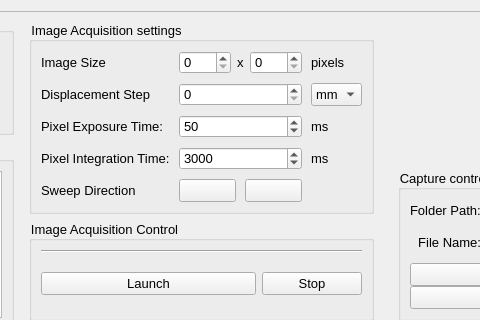
This is gui/views/microRamanViewUi.ui in PyMarc2/OceanOpticsSpectroViewer as Qt 5 draws it before an edit; both pictures show x 319 to 799 and y 0 to 320 of the 1003 by 748 pixel window. The edited form follows.
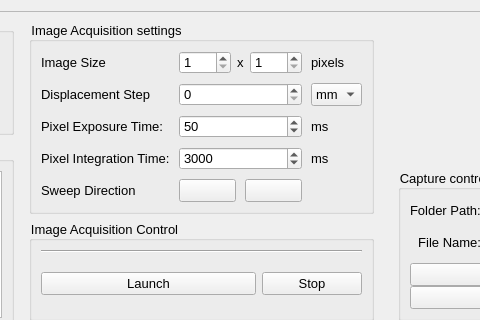
This is the edited form. Custom widgets are drawn as their Qt base class.

Commit message:
create_plot and update_plot are working well!!
If you want to test just go at update plot function and enable the code in message and put a 3x3 pixels image. If you want the graph rest after stop just delete the code under "sampling already stop"

```diff
--- a/gui/views/microRamanViewUi.ui
+++ b/gui/views/microRamanViewUi.ui
@@ -405,9 +405,15 @@
                  </property>
                  <item>
                   <widget class="QSpinBox" name="sb_height">
+                   <property name="minimum">
+                    <number>1</number>
+                   </property>
                    <property name="maximum">
                     <number>999</number>
                    </property>
+                   <property name="value">
+                    <number>1</number>
+                   </property>
                   </widget>
                  </item>
                  <item>
@@ -425,9 +431,15 @@
                  </item>
                  <item>
                   <widget class="QSpinBox" name="sb_width">
+                   <property name="minimum">
+                    <number>1</number>
+                   </property>
                    <property name="maximum">
                     <number>999</number>
                    </property>
+                   <property name="value">
+                    <number>1</number>
+                   </property>
                   </widget>
                  </item>
                 </layout>
```
The commit also changes 1 other file.
